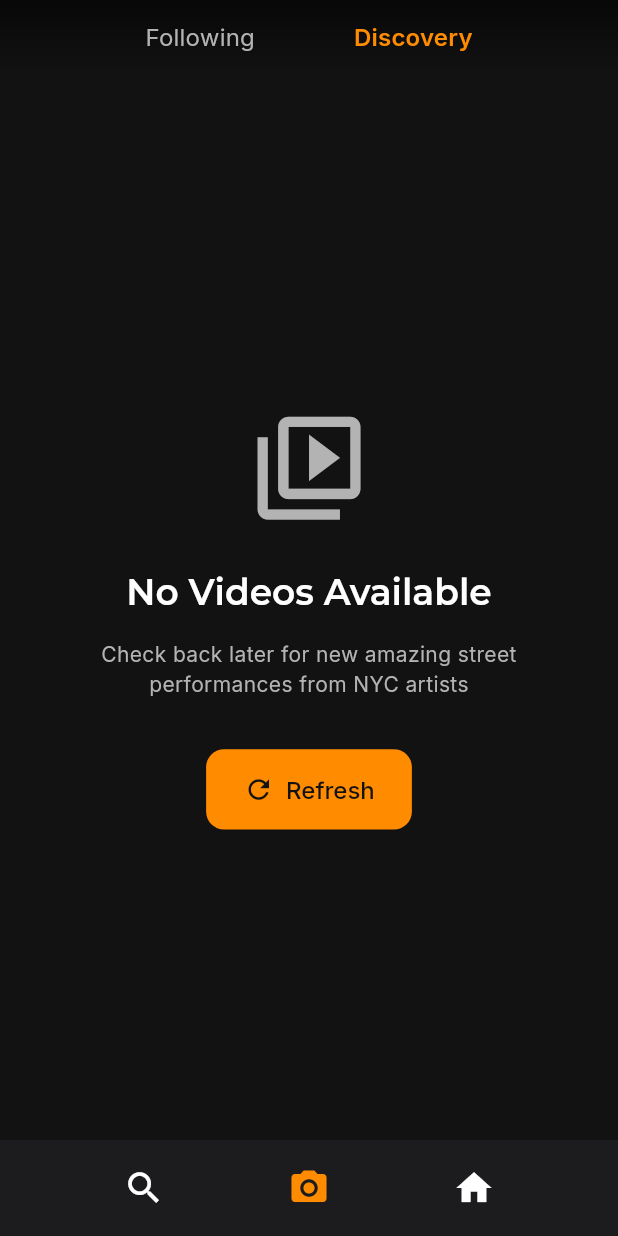
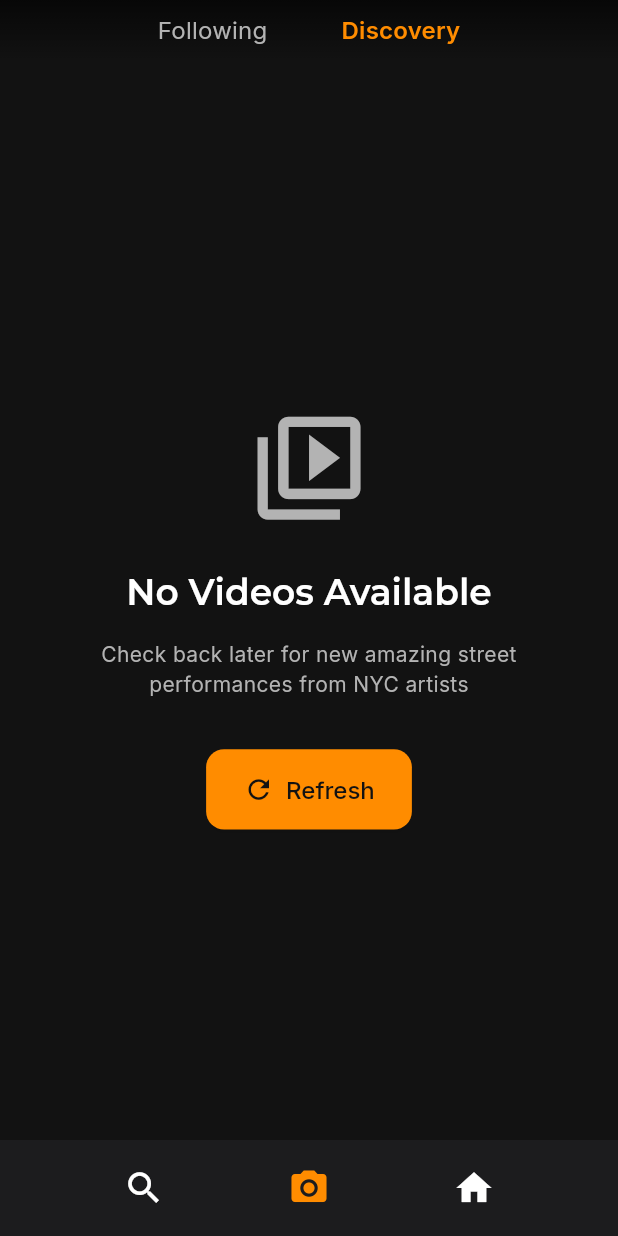
Before and after one commit to Gdogmacbobb/upload-now-works-fix-posting, a Flutter app: the DiscoveryFeed screen opened by its route, on a phone screen of 412 x 824 dp. Run offline on Flutter 3.47's test engine with Material 3 defaults, Android fonts, the phone set to English and light mode, and no system bars; our stand-ins replace cached_network_image, camera, connectivity_plus, dio, flutter_svg, google_fonts and 3 more; missing offline and left inert: dart:js, pointer_interceptor; accounts and stored records are empty.

Commit message:
Adjust header layout and spacing for improved navigation visibility
Refactors `FeedNavigationHeaderWidget` by adjusting padding, spacing, and button styles to enhance the UI/UX of the feed navigation.

Replit-Commit-Author: Agent
Replit-Commit-Session-Id: 51560727-6fd7-48d3-871e-6b2ab858aad8
Replit-Commit-Checkpoint-Type: intermediate_checkpoint
Replit-Commit-Screenshot-Url: https://storage.googleapis.com/screenshot-production-us-central1/4182d4a2-9c3f-4636-927f-c3bf82d4f48b/51560727-6fd7-48d3-871e-6b2ab858aad8/MiC66No

```diff
--- a/lib/widgets/feed_navigation_header_widget.dart
+++ b/lib/widgets/feed_navigation_header_widget.dart
@@ -20,7 +20,6 @@ class FeedNavigationHeaderWidget extends StatelessWidget {
   @override
   Widget build(BuildContext context) {
     return Container(
-      padding: EdgeInsets.symmetric(horizontal: 4.w, vertical: 0.5.h),
       decoration: BoxDecoration(
         gradient: LinearGradient(
           begin: Alignment.topCenter,
@@ -33,6 +32,8 @@ class FeedNavigationHeaderWidget extends StatelessWidget {
       ),
       child: SafeArea(
         bottom: false,
+        child: Padding(
+          padding: EdgeInsets.symmetric(vertical: 0.5.h),
           child: Row(
             mainAxisAlignment: MainAxisAlignment.center,
             children: [
@@ -44,7 +45,7 @@ class FeedNavigationHeaderWidget extends StatelessWidget {
                 () => _navigateToFeed(context, 'following'),
               ),
 
-            SizedBox(width: 8.w),
+              SizedBox(width: 6.w),
 
               // Discovery Button
               _buildNavigationButton(
@@ -54,6 +55,7 @@ class FeedNavigationHeaderWidget extends StatelessWidget {
                 () => _navigateToFeed(context, 'discovery'),
               ),
             ],
+          ),
         ),
       ),
     );
@@ -67,8 +69,8 @@ class FeedNavigationHeaderWidget extends StatelessWidget {
   ) {
     return GestureDetector(
       onTap: onTap,
-      child: Container(
-        padding: EdgeInsets.symmetric(horizontal: 4.w, vertical: 1.h),
+      child: Padding(
+        padding: EdgeInsets.symmetric(horizontal: 3.w, vertical: 0.5.h),
         child: Text(
           title,
           style: Theme.of(context).textTheme.titleMedium?.copyWith(
```
Lines whose indentation alone changed are shown as unchanged.
